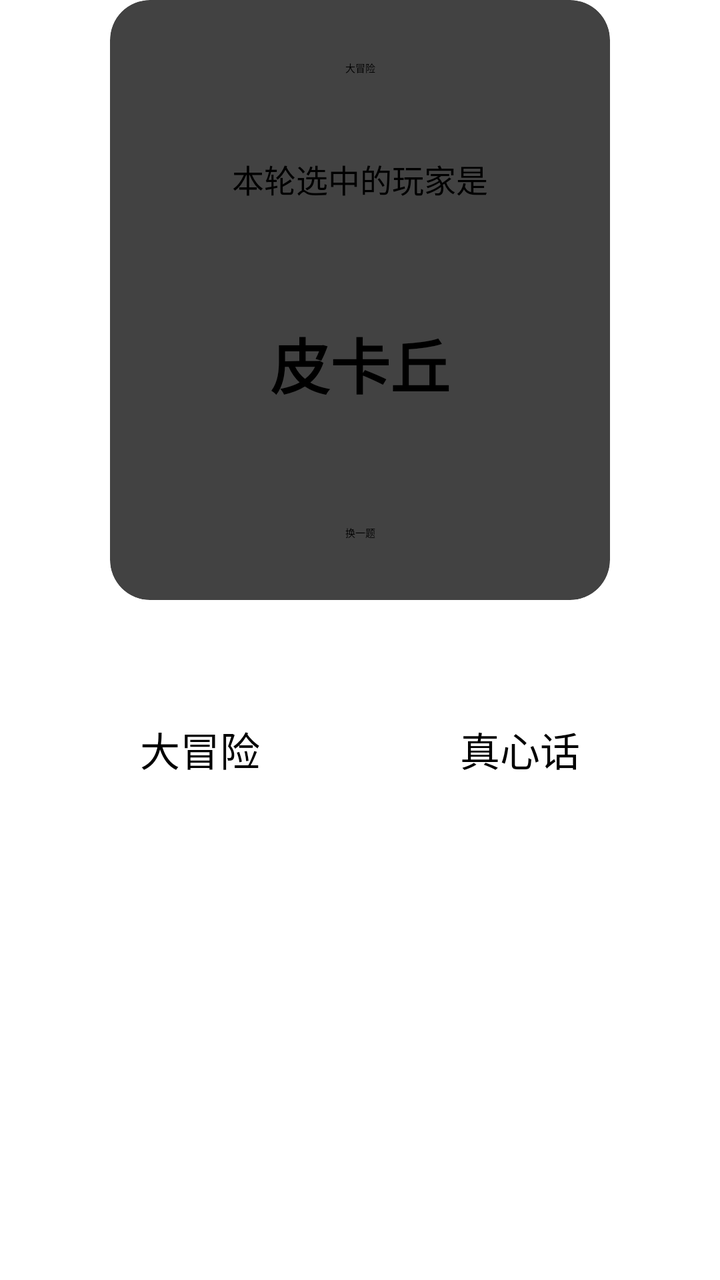
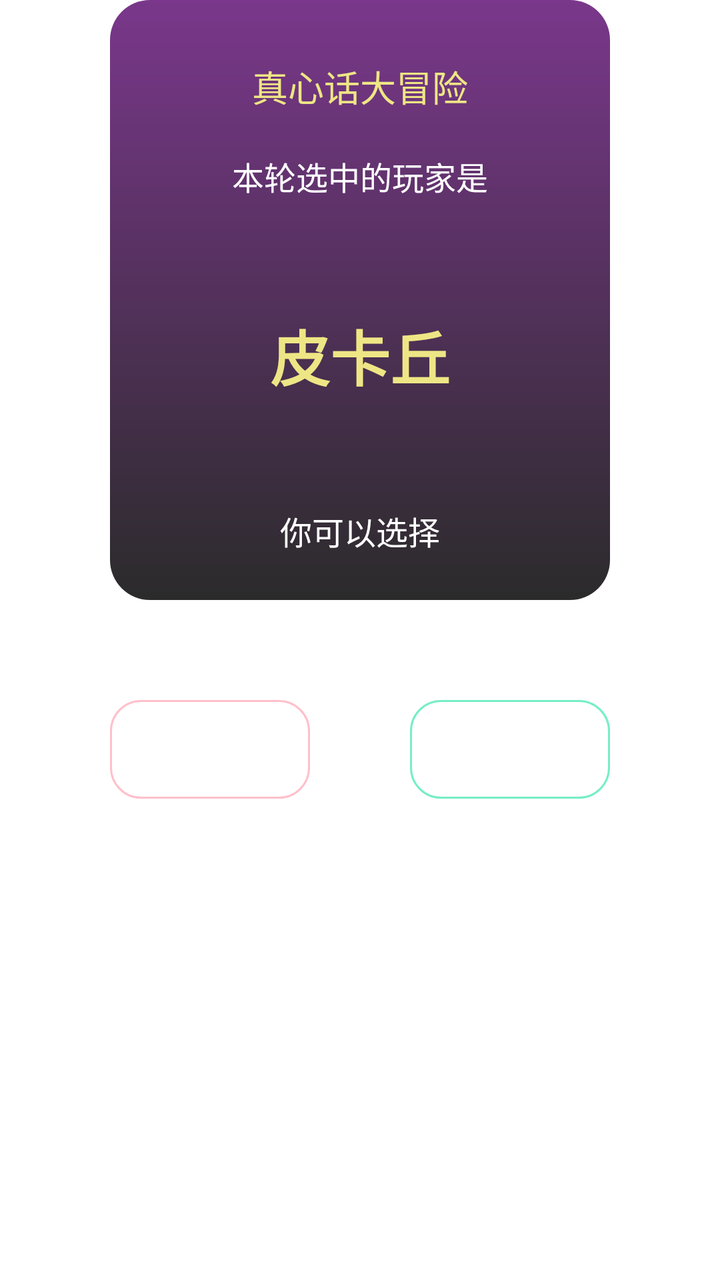

Two renders of the same Android screen: before a commit and after it. Below are the layout's source before the change and the commit's diff.
<!-- AndroidManifest.xml: application theme AppTheme -->
<!-- res/layout/dialog_truth_or_dare.xml -->
<?xml version="1.0" encoding="utf-8"?>
<layout xmlns:android="http://schemas.android.com/apk/res/android"
    xmlns:app="http://schemas.android.com/apk/res-auto"
    xmlns:binding="http://schemas.android.com/apk/res-auto">

    <data></data>

    <RelativeLayout
        android:layout_width="match_parent"
        android:layout_height="wrap_content">

        <androidx.cardview.widget.CardView
            android:id="@+id/cardView"
            android:layout_width="250dp"
            android:layout_height="300dp"
            android:layout_centerHorizontal="true"
            android:elevation="0dp"
            app:cardCornerRadius="20dp">

            <LinearLayout
                android:layout_width="match_parent"
                android:layout_height="match_parent"
                android:orientation="vertical">

                <TextView
                    android:id="@+id/tv_title"
                    android:layout_width="match_parent"
                    android:layout_height="wrap_content"
                    android:layout_marginTop="20dp"
                    android:gravity="center"
                    android:padding="10dp"
                    android:text="大冒险" />

                <TextView
                    android:id="@+id/tv_tip"
                    android:layout_width="match_parent"
                    android:layout_height="wrap_content"
                    android:layout_marginTop="20dp"
                    android:gravity="center"
                    android:padding="10dp"
                    android:text="本轮选中的玩家是"
                    android:textSize="16sp" />

                <TextView
                    android:id="@+id/tv_content"
                    android:layout_width="match_parent"
                    android:layout_height="0dp"
                    android:layout_weight="1"
                    android:gravity="center"
                    android:padding="10dp"
                    android:text="皮卡丘"
                    android:textSize="30sp"
                    android:textStyle="bold" />

                <TextView
                    android:id="@+id/tv_pass"
                    android:layout_width="match_parent"
                    android:layout_height="wrap_content"
                    android:layout_marginBottom="20dp"
                    android:gravity="center"
                    android:padding="10dp"
                    android:text="换一题" />
            </LinearLayout>

        </androidx.cardview.widget.CardView>


        <TextView
            android:id="@+id/tv_left"
            android:layout_width="wrap_content"
            android:layout_height="wrap_content"
            android:layout_below="@id/cardView"
            android:layout_alignLeft="@id/cardView"
            android:layout_marginTop="50dp"
            android:background="@color/white"
            android:paddingLeft="15dp"
            android:paddingTop="10dp"
            android:paddingRight="15dp"
            android:paddingBottom="10dp"
            android:text="大冒险"
            android:textSize="20sp" />

        <TextView
            android:id="@+id/tv_right"
            android:layout_width="wrap_content"
            android:layout_height="wrap_content"
            android:layout_below="@id/cardView"
            android:layout_alignRight="@id/cardView"
            android:layout_marginTop="50dp"
            android:background="@color/white"
            android:paddingLeft="15dp"
            android:paddingTop="10dp"
            android:paddingRight="15dp"
            android:paddingBottom="10dp"
            android:text="真心话"
            android:textSize="20sp" />

    </RelativeLayout>
</layout>
<!-- resources referenced by this layout -->
<resources>
  <color name="white">#FFFFFFFF</color>
  <style name="AppTheme" parent="QMUI.Compat.NoActionBar">
          
          <item name="colorPrimary">@color/colorPrimary</item>
          <item name="colorPrimaryDark">@color/colorPrimaryDark</item>
          <item name="colorAccent">@color/colorAccent</item>
      </style>
  <color name="colorPrimary">#008577</color>
  <color name="colorPrimaryDark">#00574B</color>
  <color name="colorAccent">#D81B60</color>
</resources>

<!-- the commit's change to res/layout/dialog_truth_or_dare.xml (unified diff, before → after) -->
@@ -9,60 +9,59 @@
         android:layout_width="match_parent"
         android:layout_height="wrap_content">
 
-        <androidx.cardview.widget.CardView
+        <LinearLayout
             android:id="@+id/cardView"
             android:layout_width="250dp"
             android:layout_height="300dp"
             android:layout_centerHorizontal="true"
-            android:elevation="0dp"
-            app:cardCornerRadius="20dp">
+            android:background="@drawable/bg_card"
+            android:gravity="center_horizontal"
+            android:orientation="vertical">
 
-            <LinearLayout
+            <TextView
+                android:id="@+id/tv_title"
                 android:layout_width="match_parent"
-                android:layout_height="match_parent"
-                android:orientation="vertical">
+                android:layout_height="wrap_content"
+                android:layout_marginTop="20dp"
+                android:gravity="center"
+                android:padding="10dp"
+                android:text="真心话大冒险"
+                android:textColor="#EEE685"
+                android:textSize="18sp" />
 
-                <TextView
-                    android:id="@+id/tv_title"
-                    android:layout_width="match_parent"
-                    android:layout_height="wrap_content"
-                    android:layout_marginTop="20dp"
-                    android:gravity="center"
-                    android:padding="10dp"
-                    android:text="大冒险" />
+            <TextView
+                android:id="@+id/tv_tip"
+                android:layout_width="match_parent"
+                android:layout_height="wrap_content"
+                android:gravity="center"
+                android:padding="10dp"
+                android:text="本轮选中的玩家是"
+                android:textColor="@color/white"
+                android:textSize="16sp" />
 
-                <TextView
-                    android:id="@+id/tv_tip"
-                    android:layout_width="match_parent"
-                    android:layout_height="wrap_content"
-                    android:layout_marginTop="20dp"
-                    android:gravity="center"
-                    android:padding="10dp"
-                    android:text="本轮选中的玩家是"
-                    android:textSize="16sp" />
+            <TextView
+                android:id="@+id/tv_content"
+                android:layout_width="match_parent"
+                android:layout_height="0dp"
+                android:layout_weight="1"
+                android:gravity="center"
+                android:padding="10dp"
+                android:text="皮卡丘"
+                android:textColor="#EEE685"
+                android:textSize="30sp"
+                android:textStyle="bold" />
 
-                <TextView
-                    android:id="@+id/tv_content"
-                    android:layout_width="match_parent"
-                    android:layout_height="0dp"
-                    android:layout_weight="1"
-                    android:gravity="center"
-                    android:padding="10dp"
-                    android:text="皮卡丘"
-                    android:textSize="30sp"
-                    android:textStyle="bold" />
-
-                <TextView
-                    android:id="@+id/tv_pass"
-                    android:layout_width="match_parent"
-                    android:layout_height="wrap_content"
-                    android:layout_marginBottom="20dp"
-                    android:gravity="center"
-                    android:padding="10dp"
-                    android:text="换一题" />
-            </LinearLayout>
-
-        </androidx.cardview.widget.CardView>
+            <TextView
+                android:id="@+id/tv_pass"
+                android:layout_width="wrap_content"
+                android:layout_height="wrap_content"
+                android:layout_marginBottom="15dp"
+                android:gravity="center"
+                android:padding="8dp"
+                android:text="你可以选择"
+                android:textColor="@color/white"
+                android:textSize="16sp" />
+        </LinearLayout>
 
 
         <TextView
@@ -72,12 +71,13 @@
             android:layout_below="@id/cardView"
             android:layout_alignLeft="@id/cardView"
             android:layout_marginTop="50dp"
-            android:background="@color/white"
-            android:paddingLeft="15dp"
+            android:background="@drawable/btn_pink"
+            android:paddingLeft="20dp"
             android:paddingTop="10dp"
-            android:paddingRight="15dp"
+            android:paddingRight="20dp"
             android:paddingBottom="10dp"
             android:text="大冒险"
+            android:textColor="@color/white"
             android:textSize="20sp" />
 
         <TextView
@@ -87,13 +87,31 @@
             android:layout_below="@id/cardView"
             android:layout_alignRight="@id/cardView"
             android:layout_marginTop="50dp"
-            android:background="@color/white"
-            android:paddingLeft="15dp"
+            android:background="@drawable/btn_green"
+            android:paddingLeft="20dp"
             android:paddingTop="10dp"
-            android:paddingRight="15dp"
+            android:paddingRight="20dp"
             android:paddingBottom="10dp"
             android:text="真心话"
+            android:textColor="@color/white"
             android:textSize="20sp" />
+
+        <TextView
+            android:id="@+id/tv_center"
+            android:layout_width="wrap_content"
+            android:layout_height="wrap_content"
+            android:layout_below="@id/cardView"
+            android:layout_centerHorizontal="true"
+            android:layout_marginTop="50dp"
+            android:background="@drawable/btn_green"
+            android:paddingLeft="30dp"
+            android:paddingTop="10dp"
+            android:paddingRight="30dp"
+            android:paddingBottom="10dp"
+            android:text="确定"
+            android:textColor="@color/white"
+            android:textSize="20sp"
+            android:visibility="gone" />
 
     </RelativeLayout>
 </layout>
<!-- resource entries referenced after the edit -->
@@ -1,6 +1,42 @@
 <!-- resources referenced by this layout -->
 <resources>
   <color name="white">#FFFFFFFF</color>
+  <!-- drawable bg_card (drawable) -->
+  <?xml version="1.0" encoding="utf-8"?>
+  <shape xmlns:android="http://schemas.android.com/apk/res/android"
+      android:shape="rectangle">
+      
+      <gradient
+          android:startColor="#7A378B"
+          android:endColor="#2B2B2B"
+          android:angle="-135"
+          />
+      <corners android:radius="20dp" />
+  </shape>
+  <!-- drawable btn_green (drawable) -->
+  <?xml version="1.0" encoding="utf-8"?>
+  <shape xmlns:android="http://schemas.android.com/apk/res/android">
+      <corners android:radius="15dp" />
+      
+      <stroke
+          android:width="1dp"
+          android:color="#76EEC6" />
+  
+      
+      <solid android:color="@color/qmui_s_transparent" />
+  </shape>
+  <!-- drawable btn_pink (drawable) -->
+  <?xml version="1.0" encoding="utf-8"?>
+  <shape xmlns:android="http://schemas.android.com/apk/res/android">
+      <corners android:radius="15dp" />
+      
+      <stroke
+          android:width="1dp"
+          android:color="#FFC0CB" />
+  
+      
+      <solid android:color="@color/qmui_s_transparent" />
+  </shape>
   <style name="AppTheme" parent="QMUI.Compat.NoActionBar">
           
           <item name="colorPrimary">@color/colorPrimary</item>
